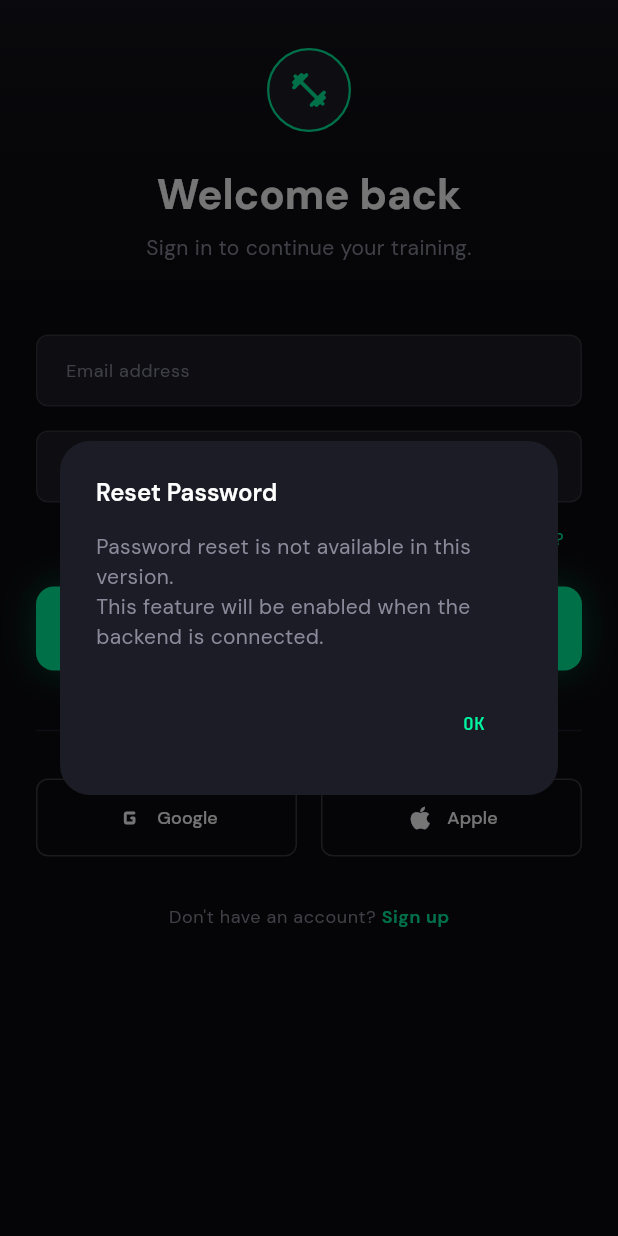
After one commit to AekPrachaya/AI_Fitness_Coach, a Flutter app: the LoginScreen screen opened by its route, after a tap on "Forgot password?", on a phone screen of 412 x 824 dp. The commit adds this screen. Run offline on Flutter 3.47's test engine with Material 3 defaults, Android fonts, the phone set to English and light mode, and no system bars; drawn by our look-alikes of flutter_animate; our stand-ins replace flutter_riverpod, go_router, google_fonts, hive_flutter, permission_handler, shimmer; missing offline and left inert: google_mlkit_pose_detection; accounts and stored records are empty.

Commit message:
finish login screen

```diff
--- a/lib/core/router/app_router.dart
+++ b/lib/core/router/app_router.dart
@@ -11,6 +11,7 @@ import '../../features/onboarding/equipment_screen.dart';
 import '../../features/onboarding/fitness_goal_screen.dart';
 import '../../features/onboarding/fitness_level_screen.dart';
 import '../../features/onboarding/personal_info_screen.dart';
+import '../../features/auth/login_screen.dart';
 import '../../features/onboarding/splash_screen.dart';
 import '../../features/onboarding/welcome_screen.dart';
 import 'route_names.dart';
@@ -60,9 +61,7 @@ final routerProvider = Provider<GoRouter>((ref) {
       ),
       GoRoute(
         path: RouteNames.login,
-        builder: (context, state) => const Scaffold(
-          body: Center(child: Text('Login — TODO: Task 2.7')),
-        ),
+        builder: (context, state) => const LoginScreen(),
       ),
       GoRoute(
         path: RouteNames.home,
--- /dev/null
+++ b/lib/features/auth/auth_notifier.dart
@@ -0,0 +1,125 @@
+import 'package:flutter_riverpod/flutter_riverpod.dart';
+import 'package:hive_flutter/hive_flutter.dart';
+
+import '../../core/utils/mock_data.dart';
+
+// ─────────────────────────────────────────────────────────────────────────────
+// AuthState
+// Immutable state for the auth notifier — frontend-only, no real backend.
+// ─────────────────────────────────────────────────────────────────────────────
+
+class AuthState {
+  const AuthState({
+    this.isLoggedIn = false,
+    this.userEmail,
+    this.userName,
+    this.isLoading = false,
+    this.errorMessage,
+  });
+
+  final bool isLoggedIn;
+  final String? userEmail;
+  final String? userName;
+  final bool isLoading;
+  final String? errorMessage;
+
+  AuthState copyWith({
+    bool? isLoggedIn,
+    String? userEmail,
+    String? userName,
+    bool? isLoading,
+    String? errorMessage,
+    bool clearError = false,
+  }) {
+    return AuthState(
+      isLoggedIn: isLoggedIn ?? this.isLoggedIn,
+      userEmail: userEmail ?? this.userEmail,
+      userName: userName ?? this.userName,
+      isLoading: isLoading ?? this.isLoading,
+      errorMessage: clearError ? null : (errorMessage ?? this.errorMessage),
+    );
+  }
+}
+
+// ─────────────────────────────────────────────────────────────────────────────
+// AuthNotifier
+// Mock auth — saves login state to Hive, simulates a 1-second network delay.
+// ─────────────────────────────────────────────────────────────────────────────
+
+class AuthNotifier extends StateNotifier<AuthState> {
+  AuthNotifier() : super(const AuthState());
+
+  /// Mock login — validates inputs, simulates delay, saves to Hive.
+  Future<void> mockLogin({
+    required String email,
+    required String password,
+  }) async {
+    // Basic validation
+    if (email.isEmpty || !email.contains('@')) {
+      state = state.copyWith(
+        errorMessage: 'Please enter a valid email address',
+        clearError: false,
+      );
+      return;
+    }
+    if (password.isEmpty || password.length < 6) {
+      state = state.copyWith(
+        errorMessage: 'Password must be at least 6 characters',
+        clearError: false,
+      );
+      return;
+    }
+
+    state = state.copyWith(isLoading: true, clearError: true);
+    await Future<void>.delayed(const Duration(milliseconds: 1000));
+
+    // Save logged-in state to Hive
+    final box = Hive.box(MockData.boxUserProfile);
+    await box.put('logged_in_email', email);
+    await box.put('is_logged_in', true);
+
+    state = state.copyWith(
+      isLoading: false,
+      isLoggedIn: true,
+      userEmail: email,
+      userName: email.split('@').first,
+    );
+  }
+
+  /// Check if already logged in (called on app start).
+  void checkLoginStatus() {
+    final box = Hive.box(MockData.boxUserProfile);
+    final email = box.get('logged_in_email') as String?;
+    final isLoggedIn = box.get('is_logged_in', defaultValue: false) as bool;
+
+    if (isLoggedIn && email != null) {
+      state = state.copyWith(
+        isLoggedIn: true,
+        userEmail: email,
+        userName: email.split('@').first,
+      );
+    }
+  }
+
+  /// Clear the error message.
+  void clearError() {
+    state = state.copyWith(clearError: true);
+  }
+
+  /// Log out — clear Hive auth keys and reset state.
+  Future<void> logout() async {
+    final box = Hive.box(MockData.boxUserProfile);
+    await box.delete('logged_in_email');
+    await box.put('is_logged_in', false);
+    state = const AuthState();
+  }
+}
+
+// ─────────────────────────────────────────────────────────────────────────────
+// Provider
+// ─────────────────────────────────────────────────────────────────────────────
+
+final authNotifierProvider =
+    StateNotifierProvider<AuthNotifier, AuthState>(
+  (ref) => AuthNotifier(),
+);
--- /dev/null
+++ b/lib/features/auth/login_screen.dart
@@ -0,0 +1,432 @@
+import 'package:flutter/material.dart';
+import 'package:flutter_animate/flutter_animate.dart';
+import 'package:flutter_riverpod/flutter_riverpod.dart';
+import 'package:go_router/go_router.dart';
+
+import '../../core/router/route_names.dart';
+import '../../core/theme/app_colors.dart';
+import '../../core/theme/app_spacing.dart';
+import '../../shared/widgets/app_button.dart';
+import '../../shared/widgets/app_text_field.dart';
+import 'auth_notifier.dart';
+
+// ─────────────────────────────────────────────────────────────────────────────
+// LoginScreen — Task 2.7
+// Email + Password fields, show/hide toggle, Forgot password link,
+// Social login buttons (UI only), mock auth via Hive.
+// ─────────────────────────────────────────────────────────────────────────────
+
+class LoginScreen extends ConsumerStatefulWidget {
+  const LoginScreen({super.key});
+
+  @override
+  ConsumerState<LoginScreen> createState() => _LoginScreenState();
+}
+
+class _LoginScreenState extends ConsumerState<LoginScreen> {
+  final _emailController = TextEditingController();
+  final _passwordController = TextEditingController();
+  bool _showPassword = false;
+
+  @override
+  void dispose() {
+    _emailController.dispose();
+    _passwordController.dispose();
+    super.dispose();
+  }
+
+  // ── Handlers ──────────────────────────────────────────────────────────────
+
+  Future<void> _handleLogin() async {
+    await ref.read(authNotifierProvider.notifier).mockLogin(
+          email: _emailController.text.trim(),
+          password: _passwordController.text,
+        );
+    final authState = ref.read(authNotifierProvider);
+    if (authState.isLoggedIn && mounted) {
+      context.go(RouteNames.home);
+    }
+  }
+
+  void _showForgotPasswordDialog() {
+    final textTheme = Theme.of(context).textTheme;
+    showDialog<void>(
+      context: context,
+      builder: (_) => AlertDialog(
+        backgroundColor: AppColors.surfaceElevated,
+        shape: RoundedRectangleBorder(borderRadius: AppRadius.lgAll),
+        title: Text('Reset Password', style: textTheme.titleLarge),
+        content: Text(
+          'Password reset is not available in this version.\n'
+          'This feature will be enabled when the backend is connected.',
+          style: textTheme.bodyMedium?.copyWith(
+            color: AppColors.textSecondary,
+          ),
+        ),
+        actions: [
+          TextButton(
+            onPressed: () => Navigator.of(context).pop(),
+            child: Text(
+              'OK',
+              style: TextStyle(color: AppColors.accent),
+            ),
+          ),
+        ],
+      ),
+    );
+  }
+
+  void _showComingSoonSnackbar() {
+    ScaffoldMessenger.of(context).showSnackBar(
+      SnackBar(
+        content: Text(
+          'Social login coming soon — use email for now.',
+          style: Theme.of(context).textTheme.bodySmall?.copyWith(
+                color: AppColors.textPrimary,
+              ),
+        ),
+        backgroundColor: AppColors.surfaceElevated,
+        behavior: SnackBarBehavior.floating,
+        shape: RoundedRectangleBorder(borderRadius: AppRadius.smAll),
+      ),
+    );
+  }
+
+  String? _emailError(AuthState authState) {
+    final msg = authState.errorMessage;
+    if (msg == null) return null;
+    return msg.toLowerCase().contains('email') ? msg : null;
+  }
+
+  // ── Build ─────────────────────────────────────────────────────────────────
+
+  @override
+  Widget build(BuildContext context) {
+    final authState = ref.watch(authNotifierProvider);
+    final textTheme = Theme.of(context).textTheme;
+
+    return Scaffold(
+      backgroundColor: AppColors.background,
+      body: Stack(
+        children: [
+          // Layer 1 — subtle top gradient
+          Positioned(
+            top: 0,
+            left: 0,
+            right: 0,
+            child: IgnorePointer(
+              child: Container(
+                height: 280,
+                decoration: BoxDecoration(
+                  gradient: LinearGradient(
+                    begin: Alignment.topCenter,
+                    end: Alignment.bottomCenter,
+                    colors: [
+                      AppColors.surfaceElevated.withValues(alpha: 0.6),
+                      AppColors.background.withValues(alpha: 0.0),
+                    ],
+                  ),
+                ),
+              ),
+            ),
+          ),
+
+          // Layer 2 — main content
+          SafeArea(
+            child: SingleChildScrollView(
+              padding: const EdgeInsets.symmetric(
+                horizontal: AppSpacing.lg,
+              ).copyWith(top: AppSpacing.xl),
+              child: Column(
+                children: [
+                  // A. Back button (only when navigated from Welcome)
+                  if (context.canPop())
+                    Align(
+                      alignment: Alignment.centerLeft,
+                      child: AppIconButton(
+                        icon: Icons.arrow_back_ios_new,
+                        onTap: () => context.pop(),
+                      ),
+                    ),
+                  SizedBox(height: context.canPop() ? AppSpacing.lg : 0),
+
+                  // B. Logo
+                  Center(
+                    child: Container(
+                      width: 56,
+                      height: 56,
+                      decoration: BoxDecoration(
+                        shape: BoxShape.circle,
+                        border: Border.all(
+                          color: AppColors.accent,
+                          width: 1.5,
+                        ),
+                        color: AppColors.surfaceElevated,
+                      ),
+                      child: const Icon(
+                        Icons.fitness_center_rounded,
+                        size: 28,
+                        color: AppColors.accent,
+                      ),
+                    ),
+                  )
+                      .animate()
+                      .fadeIn(duration: 300.ms)
+                      .scale(
+                        begin: const Offset(0.85, 0.85),
+                        duration: 300.ms,
+                      ),
+
+                  const SizedBox(height: AppSpacing.lg),
+
+                  // C. Title
+                  Text(
+                    'Welcome back',
+                    style: textTheme.headlineLarge,
+                    textAlign: TextAlign.center,
+                  )
+                      .animate(delay: 100.ms)
+                      .fadeIn(duration: 300.ms)
+                      .slideY(begin: 0.08, end: 0.0, duration: 300.ms),
+
+                  const SizedBox(height: AppSpacing.sm),
+
+                  // D. Subtitle
+                  Text(
+                    'Sign in to continue your training.',
+                    style: textTheme.bodyMedium?.copyWith(
+                      color: AppColors.textSecondary,
+                    ),
+                    textAlign: TextAlign.center,
+                  )
+                      .animate(delay: 100.ms)
+                      .fadeIn(duration: 300.ms)
+                      .slideY(begin: 0.08, end: 0.0, duration: 300.ms),
+
+                  // E. Spacing
+                  const SizedBox(height: AppSpacing.xxl),
+
+                  // F. Email field
+                  AppTextField(
+                    label: 'Email address',
+                    hint: 'your@email.com',
+                    controller: _emailController,
+                    keyboardType: TextInputType.emailAddress,
+                    textInputAction: TextInputAction.next,
+                    onChanged: (_) =>
+                        ref.read(authNotifierProvider.notifier).clearError(),
+                    errorText: _emailError(authState),
+                  )
+                      .animate(delay: 180.ms)
+                      .fadeIn(duration: 280.ms)
+                      .slideY(begin: 0.06, end: 0.0, duration: 280.ms),
+
+                  const SizedBox(height: AppSpacing.md),
+
+                  // G. Password field
+                  AppTextField(
+                    label: 'Password',
+                    hint: '\u2022\u2022\u2022\u2022\u2022\u2022\u2022\u2022',
+                    controller: _passwordController,
+                    obscureText: !_showPassword,
+                    textInputAction: TextInputAction.done,
+                    onChanged: (_) =>
+                        ref.read(authNotifierProvider.notifier).clearError(),
+                    suffixIcon: GestureDetector(
+                      onTap: () =>
+                          setState(() => _showPassword = !_showPassword),
+                      child: Padding(
+                        padding:
+                            const EdgeInsets.only(right: AppSpacing.md),
+                        child: Icon(
+                          _showPassword
+                              ? Icons.visibility_off_outlined
+                              : Icons.visibility_outlined,
+                          color: _showPassword
+                              ? AppColors.accent
+                              : AppColors.textSecondary,
+                          size: 22,
+                        ),
+                      ),
+                    ),
+                  )
+                      .animate(delay: 240.ms)
+                      .fadeIn(duration: 260.ms)
+                      .slideY(begin: 0.06, end: 0.0, duration: 260.ms),
+
+                  // H. Forgot password link
+                  Align(
+                    alignment: Alignment.centerRight,
+                    child: TextButton(
+                      onPressed: _showForgotPasswordDialog,
+                      child: Text(
+                        'Forgot password?',
+                        style: textTheme.bodySmall?.copyWith(
+                          color: AppColors.accent,
+                        ),
+                      ),
+                    ),
+                  )
+                      .animate(delay: 240.ms)
+                      .fadeIn(duration: 260.ms)
+                      .slideY(begin: 0.06, end: 0.0, duration: 260.ms),
+
+                  // I. Spacing
+                  const SizedBox(height: AppSpacing.sm),
+
+                  // J. Error message
+                  if (authState.errorMessage != null &&
+                      !authState.errorMessage!
+                          .toLowerCase()
+                          .contains('email'))
+                    Padding(
+                      padding:
+                          const EdgeInsets.only(bottom: AppSpacing.md),
+                      child: Text(
+                        authState.errorMessage!,
+                        style: textTheme.bodySmall?.copyWith(
+                          color: AppColors.error,
+                        ),
+                        textAlign: TextAlign.center,
+                      ),
+                    ),
+
+                  // K. Login button
+                  AppPrimaryButton(
+                    label: authState.isLoading ? '' : 'Sign In',
+                    isLoading: authState.isLoading,
+                    onTap: authState.isLoading ? null : _handleLogin,
+                  )
+                      .animate(delay: 320.ms)
+                      .fadeIn(duration: 250.ms)
+                      .slideY(begin: 0.05, end: 0.0, duration: 250.ms),
+
+                  const SizedBox(height: AppSpacing.xl),
+
+                  // L. Divider row
+                  Row(
+                    children: [
+                      const Expanded(
+                        child: Divider(color: AppColors.divider, height: 1),
+                      ),
+                      Padding(
+                        padding: const EdgeInsets.symmetric(
+                          horizontal: AppSpacing.md,
+                        ),
+                        child: Text(
+                          'or continue with',
+                          style: textTheme.bodySmall?.copyWith(
+                            color: AppColors.textSecondary,
+                          ),
+                        ),
+                      ),
+                      const Expanded(
+                        child: Divider(color: AppColors.divider, height: 1),
+                      ),
+                    ],
+                  ).animate(delay: 400.ms).fadeIn(duration: 250.ms),
+
+                  const SizedBox(height: AppSpacing.lg),
+
+                  // M. Social login buttons (UI only)
+                  Row(
+                    children: [
+                      Expanded(
+                        child: _SocialButton(
+                          label: 'Google',
+                          icon: Icons.g_mobiledata_rounded,
+                          onTap: _showComingSoonSnackbar,
+                        ),
+                      ),
+                      const SizedBox(width: AppSpacing.md),
+                      Expanded(
+                        child: _SocialButton(
+                          label: 'Apple',
+                          icon: Icons.apple_rounded,
+                          onTap: _showComingSoonSnackbar,
+                        ),
+                      ),
+                    ],
+                  ).animate(delay: 400.ms).fadeIn(duration: 250.ms),
+
+                  const SizedBox(height: AppSpacing.xl),
+
+                  // N. Sign up link
+                  Row(
+                    mainAxisAlignment: MainAxisAlignment.center,
+                    children: [
+                      Text(
+                        "Don't have an account? ",
+                        style: textTheme.bodySmall?.copyWith(
+                          color: AppColors.textSecondary,
+                        ),
+                      ),
+                      GestureDetector(
+                        onTap: () => context.go(RouteNames.register),
+                        child: Text(
+                          'Sign up',
+                          style: textTheme.bodySmall?.copyWith(
+                            color: AppColors.accent,
+                            fontWeight: FontWeight.w600,
+                          ),
+                        ),
+                      ),
+                    ],
+                  ).animate(delay: 400.ms).fadeIn(duration: 250.ms),
+
+                  const SizedBox(height: AppSpacing.xxl),
+                ],
+              ),
+            ),
+          ),
+        ],
+      ),
+    );
+  }
+}
+
+// ─────────────────────────────────────────────────────────────────────────────
+// _SocialButton — outline-style social login button (UI only)
+// ─────────────────────────────────────────────────────────────────────────────
+
+class _SocialButton extends StatelessWidget {
+  const _SocialButton({
+    required this.label,
+    required this.icon,
+    required this.onTap,
+  });
+
+  final String label;
+  final IconData icon;
+  final VoidCallback onTap;
+
+  @override
+  Widget build(BuildContext context) {
+    final textTheme = Theme.of(context).textTheme;
+
+    return GestureDetector(
+      onTap: onTap,
+      child: Container(
+        height: 52,
+        decoration: BoxDecoration(
+          color: AppColors.transparent,
+          border: Border.all(color: AppColors.borderMedium, width: 1),
+          borderRadius: AppRadius.smAll,
+        ),
+        child: Row(
+          mainAxisAlignment: MainAxisAlignment.center,
+          children: [
+            Icon(icon, size: 20, color: AppColors.textPrimary),
+            const SizedBox(width: AppSpacing.sm),
+            Text(
+              label,
+              style: textTheme.titleSmall?.copyWith(
+                color: AppColors.textPrimary,
+              ),
+            ),
+          ],
+        ),
+      ),
+    );
+  }
+}
--- a/lib/features/onboarding/splash_screen.dart
+++ b/lib/features/onboarding/splash_screen.dart
@@ -66,19 +66,25 @@ class _SplashScreenState extends ConsumerState<SplashScreen>
     _hasNavigated = true;
 
     bool onboardingComplete = false;
+    bool isLoggedIn = false;
     try {
       final box = Hive.box(MockData.boxUserProfile);
       onboardingComplete =
           box.get(MockData.prefOnboardingComplete) as bool? ?? false;
+      isLoggedIn = box.get('is_logged_in', defaultValue: false) as bool;
     } catch (_) {
       // Box not accessible — default to onboarding flow
       onboardingComplete = false;
     }
 
     if (!mounted) return;
-    context.go(
-      onboardingComplete ? RouteNames.home : RouteNames.welcome,
-    );
+    if (!onboardingComplete) {
+      context.go(RouteNames.welcome);
+    } else if (!isLoggedIn) {
+      context.go(RouteNames.login);
+    } else {
+      context.go(RouteNames.home);
+    }
   }
 
   @override
```
